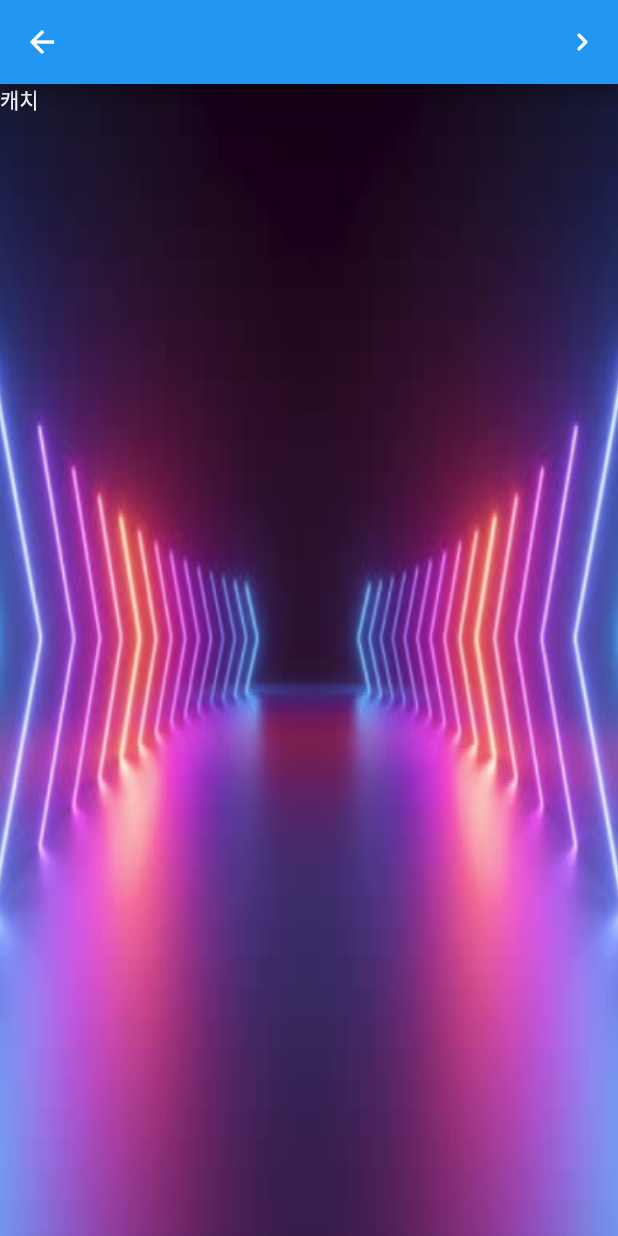
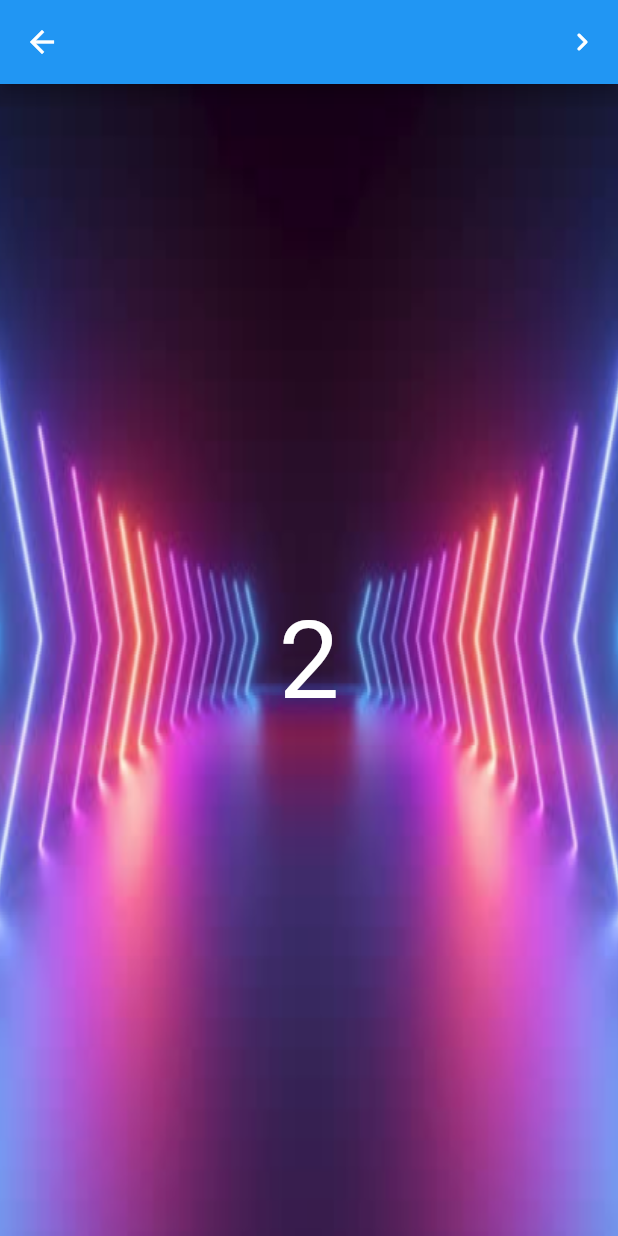
Before and after one commit to 2023-HATCH/hatch-flutter-app-2023, a Flutter app: the PoPoCatchScreen screen opened directly, on a phone screen of 412 x 824 dp. Run offline on Flutter 3.47's test engine with Material 2 defaults, Android fonts, the phone set to English and light mode, and no system bars; our stand-ins replace animated_bottom_navigation_bar, audioplayers, camera, dio, flutter_svg, fluttertoast and 1 more; missing offline and left inert: audio_session, google_mlkit_commons, google_mlkit_pose_detection; network calls fail; Roboto replaces fonts that are missing (GmarketSans); project files that could hold a hidden picture were left out.

Commit message:
:sparkles: [feat] 캐치 화면에서 3초 카운트다운 후 플레이 화면으로 이동 기능 개발

```diff
--- a/lib/ui/screen/popo_catch_screen.dart
+++ b/lib/ui/screen/popo_catch_screen.dart
@@ -1,5 +1,6 @@
 import 'package:flutter/material.dart';
 import 'package:pocket_pose/ui/screen/popo_play_screen.dart';
+import 'package:pocket_pose/ui/view/popo_catch_view.dart';
 
 class PoPoCatchScreen extends StatelessWidget {
   const PoPoCatchScreen({super.key});
@@ -27,11 +28,7 @@ class PoPoCatchScreen extends StatelessWidget {
                   icon: const Icon(Icons.navigate_next_rounded)),
             ],
           ),
-        body: const Text(
-          "캐치",
-          style: TextStyle(color: Colors.white),
-        ),
-      ),
+          body: const PoPoCatchView()),
     );
   }
 }
--- a/lib/ui/view/info_view.dart
+++ /dev/null
@@ -1 +0,0 @@
-// state를 관리하는 위젯을 정의합니다.
--- /dev/null
+++ b/lib/ui/view/popo_catch_view.dart
@@ -0,0 +1,59 @@
+import 'dart:async';
+
+import 'package:flutter/material.dart';
+import 'package:pocket_pose/ui/screen/popo_play_screen.dart';
+
+class PoPoCatchView extends StatefulWidget {
+  const PoPoCatchView({Key? key}) : super(key: key);
+
+  @override
+  State<StatefulWidget> createState() => _PoPoCatchViewState();
+}
+
+class _PoPoCatchViewState extends State<PoPoCatchView> {
+  int _seconds = 3;
+  late Timer _timer;
+
+  @override
+  void initState() {
+    super.initState();
+
+    _startTimer();
+  }
+
+  void _startTimer() {
+    _timer = Timer.periodic(const Duration(seconds: 1), (timer) {
+      if (_seconds == 1) {
+        _stopTimer();
+
+        Navigator.pop(context);
+        Navigator.of(context).push(MaterialPageRoute(
+            builder: (BuildContext context) => const PoPoPlayScreen()));
+      } else {
+        setState(() {
+          _seconds--;
+        });
+      }
+    });
+  }
+
+  void _stopTimer() {
+    _timer.cancel();
+  }
+
+  @override
+  Widget build(BuildContext context) {
+    return Scaffold(
+      backgroundColor: Colors.transparent,
+      body: Center(
+        child: Column(
+          mainAxisAlignment: MainAxisAlignment.center,
+          children: <Widget>[
+            Text('$_seconds',
+                style: const TextStyle(fontSize: 72, color: Colors.white)),
+          ],
+        ),
+      ),
+    );
+  }
+}
```
Lines whose indentation alone changed are shown as unchanged.
